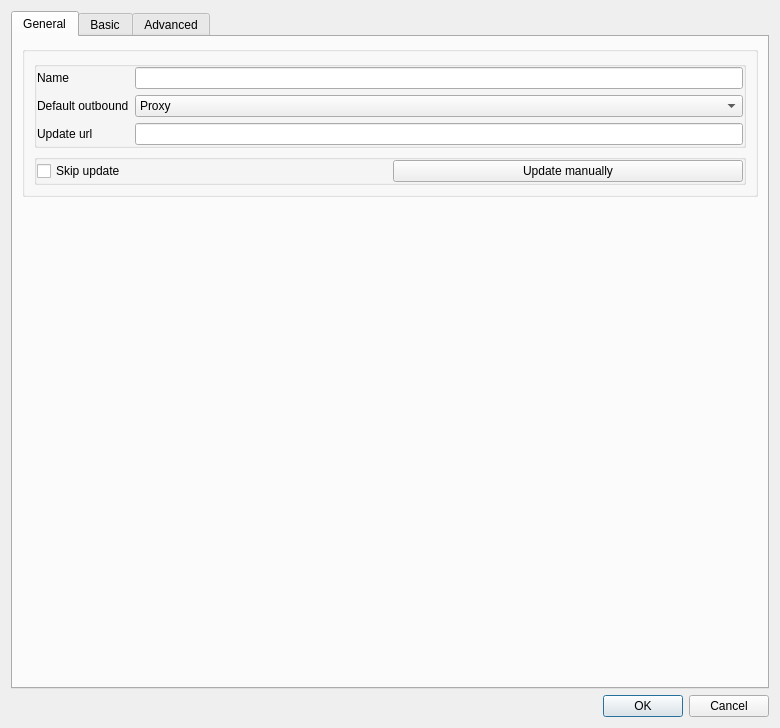
qr243vbi/nekobox, file include/ui/setting/RouteItem.ui: the form before one commit.
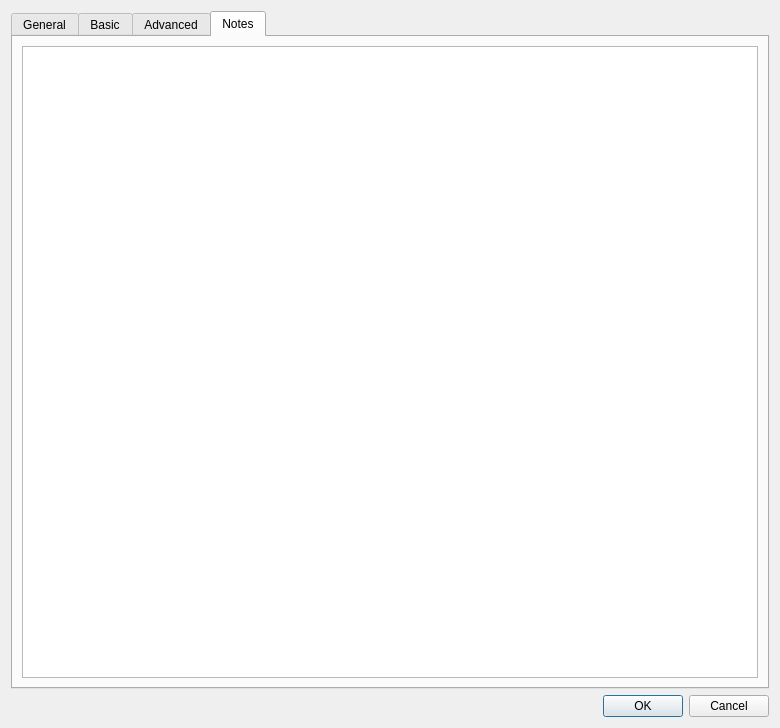
The form after the commit. The open tabs and pages were chosen to show the change.

Commit message: Save last location in resource picker, Fix simple routes, add clear ruleset cache button, add autohide setting

The edit to the form file:
```diff
--- a/include/ui/setting/RouteItem.ui
+++ b/include/ui/setting/RouteItem.ui
@@ -364,6 +364,16 @@
        </item>
       </layout>
      </widget>
+     <widget class="QWidget" name="tab_4">
+      <attribute name="title">
+       <string>Notes</string>
+      </attribute>
+      <layout class="QHBoxLayout" name="horizontalLayout_8">
+       <item>
+        <widget class="QTextEdit" name="notes"/>
+       </item>
+      </layout>
+     </widget>
     </widget>
    </item>
    <item>
```
Left out of the diff: 5 changed lines with no effect on the pictures. The commit also changes 18 other files.
